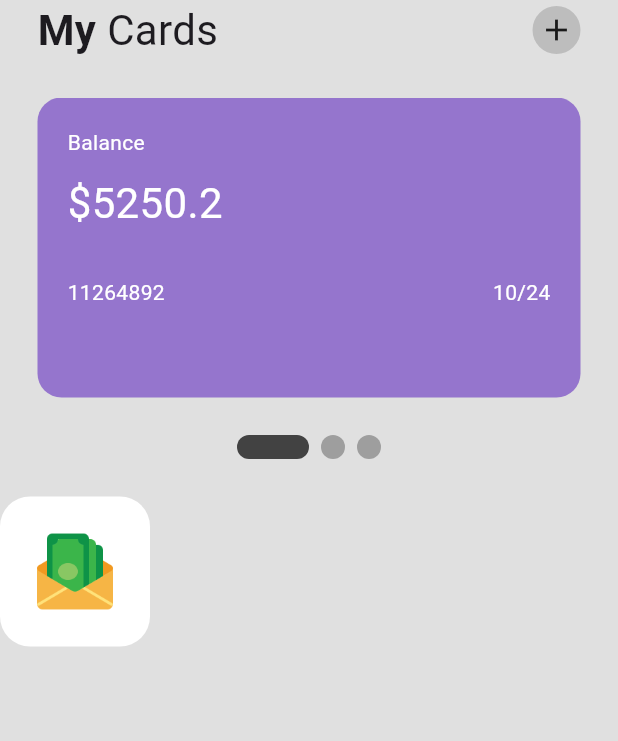
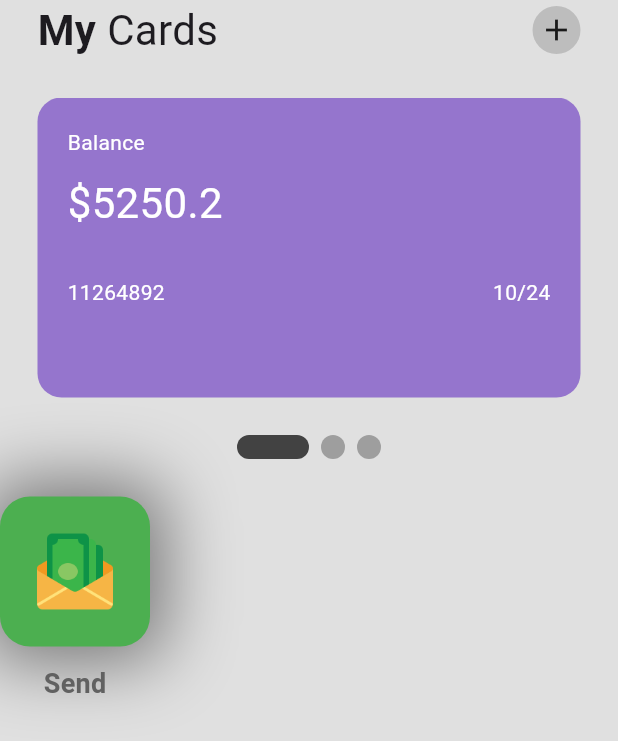
Before and after one commit to OrewaKimi/Flutter-Wallet-App-UI, a Flutter app: the screen it shows after launch, on a phone screen of 412 x 824 dp. Shown: the top 741 px of the screen. Run offline on Flutter 3.47's test engine with Material 3 defaults, Android fonts, the phone set to English and light mode, and no system bars; drawn by our look-alikes of smooth_page_indicator.

Commit message:
add shade, blur radius, and spread radius

```diff
--- a/lib/pages/home_page.dart
+++ b/lib/pages/home_page.dart
@@ -113,13 +113,31 @@ class _HomePageState extends State<HomePage> {
                   Container(
                 height: 100,
                 padding: EdgeInsets.all(20),
-                 decoration: BoxDecoration(color: Colors.white,
+                 decoration: BoxDecoration(color: Colors.green,
                  borderRadius: BorderRadius.circular(20),
+                 boxShadow: [
+                  BoxShadow(color: Colors.grey.shade600,
+                  blurRadius: 40,
+                  spreadRadius: 10,
+                 ),
+                 ],
                  ),
                 child: Center(
                   child: Image.asset('lib/icons/send-money.png'),
                 ),
               ),
+              SizedBox(
+                height: 12,
+              ),
+
+              Text(
+                'Send',
+                style: TextStyle(
+                  fontSize: 18,
+                  fontWeight: FontWeight.bold,
+                  color: Colors.grey[700],
+                ),
+                ),
                 ],
               )
             ],
```
